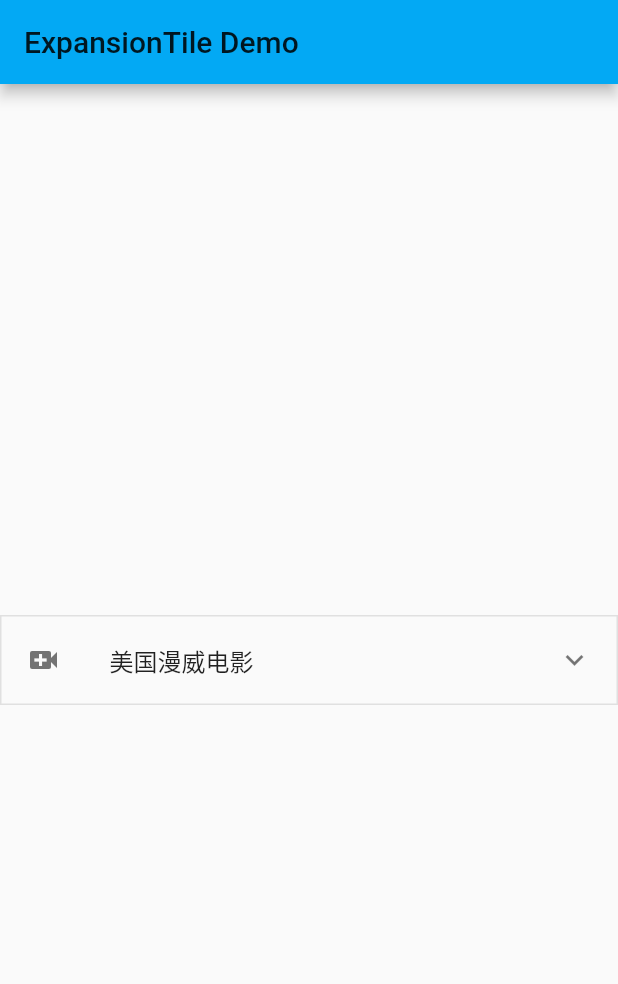
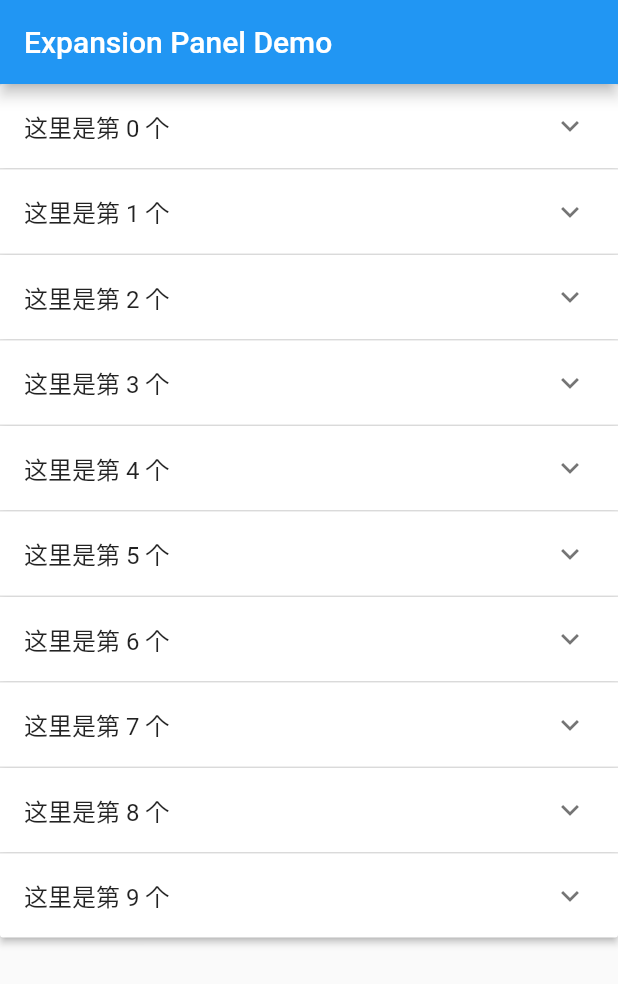
Before and after one commit to lanxuexing/flutter2study, a Flutter app: the screen it shows after launch, on a phone screen of 412 x 824 dp. Shown: the top 984 px of the screen. Run offline on Flutter 3.47's test engine with Material 2 defaults, Android fonts, the phone set to English and light mode, and no system bars.

Commit message:
feat: ExpansionPanelList

```diff
--- /dev/null
+++ b/lib/demo09/expansion_panel_list.dart
@@ -0,0 +1,66 @@
+import 'package:flutter/material.dart';
+
+class MyExpansionPanelList extends StatefulWidget {
+  _MyExpansionPanelListState createState() => _MyExpansionPanelListState();
+}
+
+class _MyExpansionPanelListState extends State<MyExpansionPanelList> {
+  List<int> mList;
+  List<ExpanStateBean> expandStateList;
+
+  _MyExpansionPanelListState() {
+    mList = new List();
+    expandStateList = new List();
+    for (int i = 0; i < 10; i++) {
+      mList.add(i);
+      expandStateList.add(ExpanStateBean(i, false));
+    }
+  }
+
+  @override
+  Widget build(BuildContext context) {
+    return Container(
+       child: Scaffold(
+         appBar: AppBar(
+           title: Text('Expansion Panel Demo'),
+         ),
+         body: SingleChildScrollView( // 必须装载在可滚动的列表里边
+          child: ExpansionPanelList(
+            expansionCallback: (index, bol) {
+              _setCurrentIndex(index, bol);
+            },
+            children: mList.map((index) {
+              return ExpansionPanel(
+                headerBuilder: (context, isExpanded) {
+                  return ListTile(
+                    title: Text('这里是第 $index 个'),
+                  );
+                },
+                body: ListTile(
+                  title: Text('expansion No.$index'),
+                ),
+                isExpanded: expandStateList[index].isOpen
+              );
+            }).toList(),
+          ),
+         ),
+       ),
+    );
+  }
+
+  _setCurrentIndex(int index, bool isExpanded) {
+    setState(() {
+      expandStateList.forEach((item) {
+        if (item.index == index) {
+          item.isOpen = !isExpanded;
+        }
+      });
+    });
+  }
+}
+
+class ExpanStateBean {
+  var index;
+  var isOpen;
+  ExpanStateBean(this.index, this.isOpen);
+}
--- a/lib/main.dart
+++ b/lib/main.dart
@@ -947,10 +947,32 @@
 
 
 /**
- * 25.可展开的卡片
+ * 25.可展开的卡片(单个)
+ */
+// import 'package:flutter/material.dart';
+// import 'demo08/expansion_tile.dart';
+
+// void main() => runApp(MyApp());
+
+// class MyApp extends StatelessWidget {
+//   @override
+//   Widget build(BuildContext context) {
+//     return MaterialApp(
+//       title: 'Flutter Demo',
+//       theme: ThemeData(
+//         primarySwatch: Colors.lightBlue
+//       ),
+//       home: MyExpansionTile(),
+//     );
+//   }
+// }
+
+
+/**
+ * 26.可展开的列表卡片
  */
 import 'package:flutter/material.dart';
-import 'demo08/expansion_tile.dart';
+import 'demo09/expansion_panel_list.dart';
 
 void main() => runApp(MyApp());
 
@@ -958,11 +980,9 @@ class MyApp extends StatelessWidget {
   @override
   Widget build(BuildContext context) {
     return MaterialApp(
-      title: 'Flutter Demo',
-      theme: ThemeData(
-        primarySwatch: Colors.lightBlue
-      ),
-      home: MyExpansionTile(),
+      title: 'Flutter Expansion Panel List Demo',
+      theme: ThemeData.light(),
+      home: MyExpansionPanelList(),
     );
   }
 }
```
